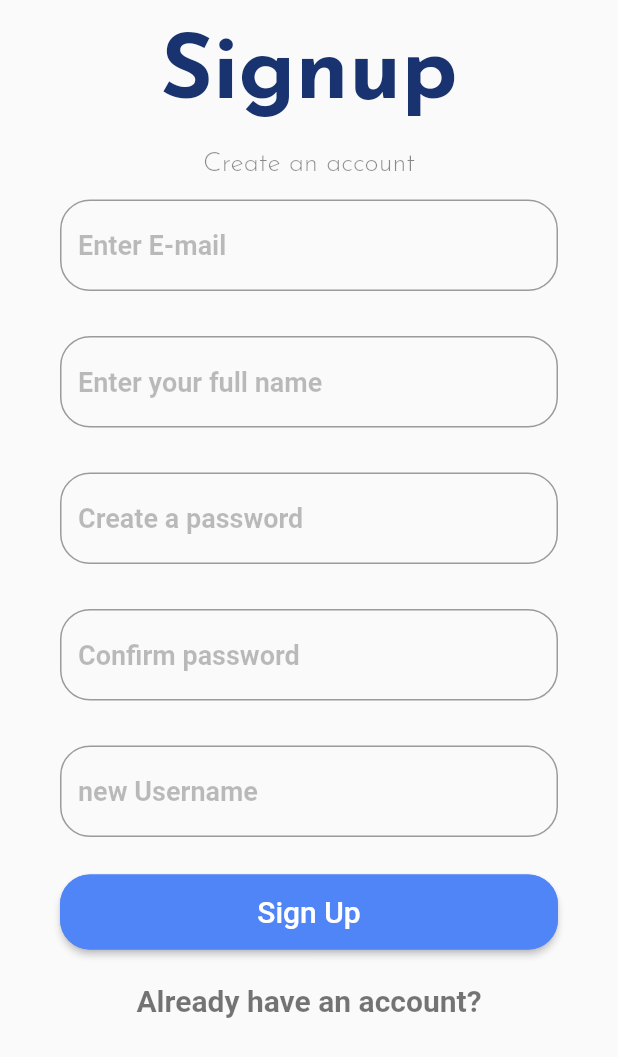
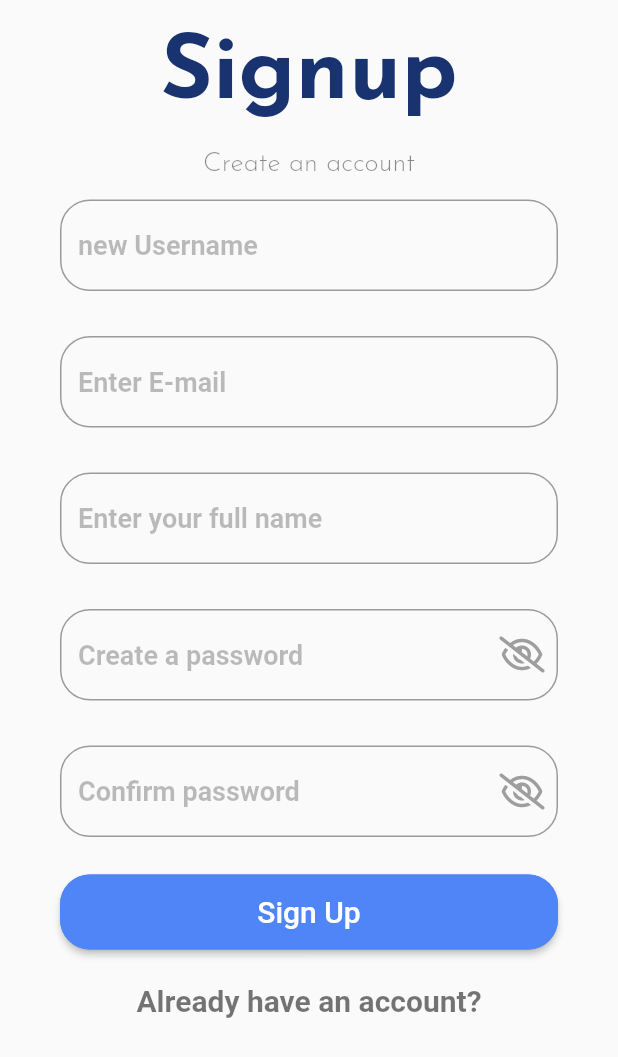
Before and after one commit to qamarbek0120/BlogBoss, a Flutter app: the RegistrationScreen screen opened by its route, after a tap on "Sign Up", on a phone screen of 412 x 824 dp. Shown: the top 1057 px of the screen. Run offline on Flutter 3.47's test engine with Material 2 defaults, Android fonts, the phone set to English and light mode, and no system bars; our stand-ins replace bootstrap_icons, font_awesome_flutter, google_fonts, google_nav_bar, rive and 1 more; missing offline and left inert: dart:ffi; accounts and stored records are empty; network calls fail.

Commit message:
Sign up problems has been solved

```diff
--- a/lib/components/new_user.dart
+++ b/lib/components/new_user.dart
@@ -1,22 +1,23 @@
 class User {
+  String username;
   String fullName;
   String email;
   String password;
   String confirmPassword;
-  String newUsername;
 
   User(
-      {required this.fullName,
+      {
+        required this.username,
+        required this.fullName,
         required this.email,
         required this.password,
-        required this.confirmPassword,
-        required this.newUsername});
+        required this.confirmPassword});
 
   Map<String, dynamic> toJson() => {
+    'username': username,
     'full_name': fullName,
     'email': email,
     'password': password,
     'confirmPassword': confirmPassword,
-    'username': newUsername
   };
 }
--- a/lib/screens/components/registration_form.dart
+++ b/lib/screens/components/registration_form.dart
@@ -2,6 +2,7 @@ import 'package:flutter/material.dart';
 import 'package:boss_blog/constants.dart';
 import 'package:boss_blog/screens/registration_screen.dart';
 import 'package:boss_blog/components/user.dart';
+import 'package:font_awesome_flutter/font_awesome_flutter.dart';
 
 class registration_form extends StatelessWidget {
   registration_form({required this.mainTitle, required this.reference});
@@ -32,9 +33,10 @@ class registration_form extends StatelessWidget {
 }
 
 class login_button extends StatelessWidget {
-  login_button({this.input,this.control});
+  login_button({this.input,this.control,});
   final String? input;
   final TextEditingController? control;
+
 
   @override
   Widget build(BuildContext context) {
@@ -42,7 +44,6 @@ class login_button extends StatelessWidget {
       padding: const EdgeInsets.symmetric(vertical: 15.0, horizontal: 40),
       child: TextField(
         controller: control,
-        keyboardType: TextInputType.emailAddress,
         decoration: InputDecoration(
             hintText: input,
             hintStyle: TextStyle(
@@ -61,3 +62,81 @@ class login_button extends StatelessWidget {
     );
   }
 }
+
+class PasswordFieldButton extends StatefulWidget {
+  PasswordFieldButton({Key? key, required this.input, required this.control}):super(key: key);
+  final String input;
+  final TextEditingController control;
+
+  @override
+  State<PasswordFieldButton> createState() => _PasswordFieldButtonState();
+}
+var obscureText = true;
+ChangeIcon() {
+  if(obscureText==true){
+    return eyeslash();
+    }
+  else{
+    return eye();
+  }}
+class _PasswordFieldButtonState extends State<PasswordFieldButton> {
+  @override
+  Widget build(BuildContext context) {
+
+    return Padding(
+      padding: const EdgeInsets.symmetric(vertical: 15.0, horizontal: 40),
+      child: TextField(
+        obscureText: obscureText,
+        controller: widget.control,
+        decoration: InputDecoration(
+            suffixIcon: GestureDetector(
+              onTap: (){
+                setState(() {
+                  obscureText = !obscureText;
+                });
+              },
+              child: ChangeIcon(),
+            ),
+            hintText: widget.input,
+            hintStyle: TextStyle(
+                color: Colors.black26,
+                fontSize: 18,
+                fontWeight: FontWeight.bold
+            ),
+            border: OutlineInputBorder(
+                borderSide: BorderSide(
+                    width: 2, color: kSecondaryColor
+                ),
+                borderRadius: BorderRadius.circular(20)
+            )
+        ),
+      ),
+    );;
+  }
+}
+
+class eye extends StatelessWidget {
+  const eye({
+    super.key,
+  });
+
+  @override
+  Widget build(BuildContext context) {
+    return Icon(
+      FontAwesomeIcons.eye,
+      color: Colors.grey);
+  }
+}
+
+class eyeslash extends StatelessWidget {
+  const eyeslash({
+    super.key,
+  });
+
+  @override
+  Widget build(BuildContext context) {
+    return Icon(
+      FontAwesomeIcons.eyeSlash,
+      color: Colors.grey);
+  }
+}
--- a/lib/screens/login_screen.dart
+++ b/lib/screens/login_screen.dart
@@ -97,8 +97,8 @@ class _LoginScreenState extends State<LoginScreen> {
                       Container(
                         child: Column(
                           children: <Widget>[
-                            login_button(input: "Name", control: usernameController,),
-                            login_button(input: 'Password',control: passwordController,),
+                            login_button(input: "Name", control: usernameController),
+                            PasswordFieldButton(input: "Password", control: passwordController,),
                             Padding(
                               padding: const EdgeInsets.symmetric(
                                   vertical: 10, horizontal: 20.0),
--- a/lib/screens/registration_screen.dart
+++ b/lib/screens/registration_screen.dart
@@ -18,28 +18,29 @@ class RegistrationScreen extends StatefulWidget {
 }
 
 class _RegistrationScreenState extends State<RegistrationScreen> {
+  final TextEditingController usernameController = TextEditingController();
   final TextEditingController fullNameController = TextEditingController();
   final TextEditingController emailController = TextEditingController();
   final TextEditingController passwordController = TextEditingController();
   final TextEditingController confirmPasswordController = TextEditingController();
-  final TextEditingController newUsernameController = TextEditingController();
   Future<void> _signup() async {
     final String apiUrl = 'https://api.bossblog.uz/api/v1/users/auth/signup';
     final response = await http.post(Uri.parse(apiUrl),
         body: json.encode(User(
+            username: usernameController.text,
             fullName: fullNameController.text,
             email: emailController.text,
             password: passwordController.text,
-            confirmPassword: confirmPasswordController.text,
-            newUsername: newUsernameController.text)),
+            confirmPassword: confirmPasswordController.text)),
         headers: {'Content-Type': 'application/json'});
 
-    if (response.statusCode == 200) {
+    if (response.statusCode > 200 && response.statusCode < 400) {
       // Signup successful, handle the response accordingly
-      Navigator.pushNamed(context, LoginScreen.id);
       print('Signup successful');
+      print(response.statusCode);
       Navigator.pushNamed(context, HomeScreen.id);
     } else {
+      print(response.statusCode);
       // Signup failed, handle the error
       showDialog(
           context: context,
@@ -83,11 +84,11 @@ class _RegistrationScreenState extends State<RegistrationScreen> {
                       Container(
                         child: Column(
                           children: <Widget>[
+                            login_button(input: 'new Username', control: usernameController,),
                             login_button(input: "Enter E-mail", control: emailController,),
                             login_button(input: 'Enter your full name', control: fullNameController,),
-                            login_button(input: 'Create a password', control: passwordController,),
-                            login_button(input: 'Confirm password', control: confirmPasswordController,),
-                            login_button(input: 'new Username', control: newUsernameController,),
+                            PasswordFieldButton(input: 'Create a password', control: passwordController,),
+                            PasswordFieldButton(input: 'Confirm password', control: confirmPasswordController,),
                             Column(
                               children: [
                                 Padding(
@@ -102,7 +103,7 @@ class _RegistrationScreenState extends State<RegistrationScreen> {
                                       children: <Widget>[
                                         TextButton(
                                             onPressed: (){
-                                              _signup();
+                                              Navigator.pushNamed(context, LoginScreen.id);
                                             },
                                             child: const Text(
                                               'Already have an account?',
```
